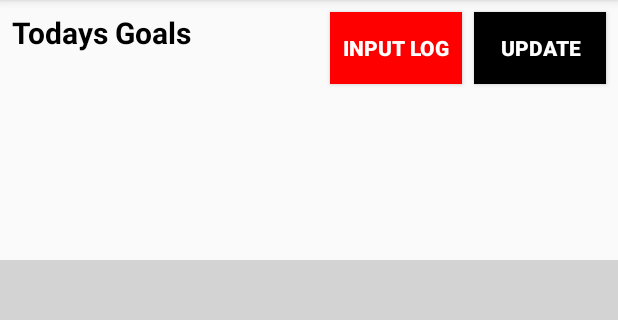
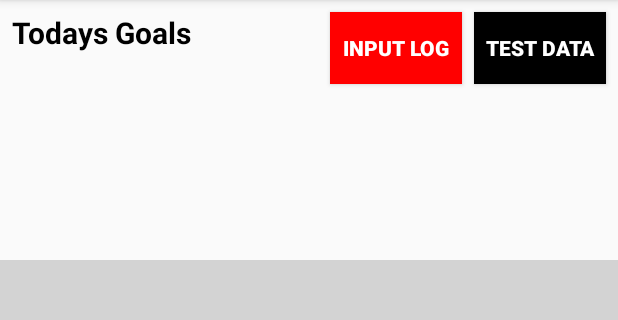
Before and after one commit to rr016/HealthOut, an Android app: the MainMenuActivity screen opened directly, with no data from a screen before it, on a phone screen of 412 x 824 dp, the part 84-404 px from its top. Run offline under Robolectric (Android 15) with nearby library versions, the phone set to English and light mode, and no system bars; 12 statements that could not run were skipped.

Commit message:
Minor commit

```diff
--- a/app/src/main/res/layout/activity_main_menu.xml
+++ b/app/src/main/res/layout/activity_main_menu.xml
@@ -39,7 +39,7 @@
         android:layout_marginTop="8dp"
         android:layout_marginEnd="8dp"
         android:background="@color/colorBlack"
-        android:text="Update"
+        android:text="Test data"
         android:textColor="@color/colorWhite"
         android:textStyle="bold"
         app:layout_constraintEnd_toEndOf="parent"
```
